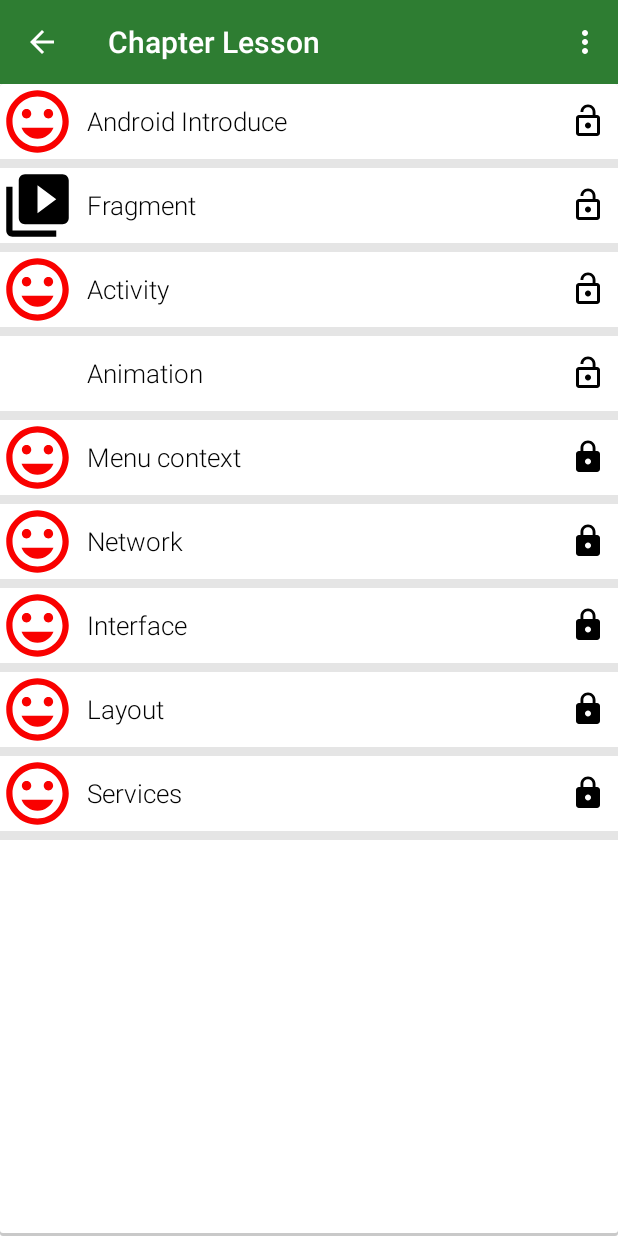
After one commit to Shokichi1997/its, an Android app: the fragment ChapterLessonFragment placed in its activity, on a phone screen of 412 x 824 dp. The commit adds this screen. Run offline under Robolectric (Android 15) with nearby library versions, the phone set to English and light mode, and no system bars.

Commit message:
Add chapter lesson
Fragment and layout, adapter

```diff
--- /dev/null
+++ b/itsapp/app/src/main/java/com/itsdl/androidtutorials/adapters/ChapterLessonAdapter.java
@@ -0,0 +1,66 @@
+package com.itsdl.androidtutorials.adapters;
+
+import android.content.Context;
+import android.graphics.Color;
+import android.support.annotation.NonNull;
+import android.support.annotation.Nullable;
+import android.view.LayoutInflater;
+import android.view.View;
+import android.view.ViewGroup;
+import android.widget.ArrayAdapter;
+import android.widget.ImageView;
+import android.widget.TextView;
+
+import com.itsdl.androidtutorials.R;
+import com.itsdl.androidtutorials.utils.ChapterLesson;
+
+import java.util.List;
+
+public class ChapterLessonAdapter extends ArrayAdapter<ChapterLesson> {
+    public ChapterLessonAdapter(@NonNull Context context, @NonNull List<ChapterLesson> objects) {
+        super(context, 0, objects);
+    }
+
+    @Override
+    public boolean areAllItemsEnabled() {
+        return false;
+    }
+
+    @Override
+    public boolean isEnabled(int position) {
+        return super.isEnabled(position);
+    }
+
+    @NonNull
+    @Override
+    public View getView(int position, @Nullable View convertView, @NonNull ViewGroup parent) {
+        View listItemView = convertView;
+        if(listItemView==null){
+            listItemView = LayoutInflater.from(getContext()).inflate(R.layout.list_chapter_lesson_item,parent,false);
+        }
+
+        ChapterLesson currentChapterLesson = getItem(position);
+
+        ImageView imgChapterIcon = listItemView.findViewById(R.id.imgIconChapter);
+        if(currentChapterLesson.hasImage()){
+            imgChapterIcon.setImageResource(currentChapterLesson.getIconChapter());
+        }
+        else {
+            imgChapterIcon.setVisibility(View.GONE);
+        }
+
+        TextView lblFunctionNameItem = listItemView.findViewById(R.id.lblChapterName);
+        lblFunctionNameItem.setText(currentChapterLesson.getNameChapter());
+
+        boolean isLock = currentChapterLesson.isLock();
+        ImageView imgLockChapter = listItemView.findViewById(R.id.imgLockChapter);
+        if(isLock) {
+            imgLockChapter.setImageResource(R.drawable.ic_lock_black_24dp);
+        }//isLock
+        else{
+            imgLockChapter.setImageResource(R.drawable.ic_lock_open_black_24dp);
+        }
+
+        return listItemView;
+    }
+}
--- /dev/null
+++ b/itsapp/app/src/main/java/com/itsdl/androidtutorials/fragments/ChapterLessonFragment.java
@@ -0,0 +1,66 @@
+package com.itsdl.androidtutorials.fragments;
+
+import android.os.Bundle;
+import android.support.annotation.NonNull;
+import android.support.annotation.Nullable;
+import android.support.v4.app.Fragment;
+import android.support.v7.app.AppCompatActivity;
+import android.view.LayoutInflater;
+import android.view.View;
+import android.view.ViewGroup;
+import android.widget.AdapterView;
+import android.widget.ListView;
+import android.support.v7.widget.Toolbar;
+
+import com.itsdl.androidtutorials.R;
+import com.itsdl.androidtutorials.adapters.ChapterLessonAdapter;
+import com.itsdl.androidtutorials.utils.ChapterLesson;
+
+import java.util.ArrayList;
+
+public class ChapterLessonFragment extends Fragment {
+    private ListView listChapterLesson;
+    private Toolbar toolbar;
+
+    public ChapterLessonFragment() {
+    }
+
+    @Nullable
+    @Override
+    public View onCreateView(@NonNull LayoutInflater inflater, @Nullable ViewGroup container, @Nullable Bundle savedInstanceState) {
+        View root = inflater.inflate(R.layout.fragment_chapter_lesson,container,false);
+
+        toolbar = root.findViewById(R.id.chapter_lesson_toolbar);
+        ((AppCompatActivity )getActivity()).setSupportActionBar(toolbar);
+        ((AppCompatActivity)getActivity()).getSupportActionBar().setTitle("Chapter Lesson");
+        ((AppCompatActivity)getActivity()).getSupportActionBar().setDisplayHomeAsUpEnabled(true);
+
+        listChapterLesson = root.findViewById(R.id.listChapterLesson);
+        ArrayList<ChapterLesson> chapterLessons = new ArrayList<>();
+        chapterLessons.add(new ChapterLesson
+                (R.drawable.ic_mood_black_24dp,"Android Introduce",false,1));
+        chapterLessons.add(new ChapterLesson
+                (R.drawable.ic_menu_slideshow,"Fragment",false,1));
+        chapterLessons.add(new ChapterLesson
+                (R.drawable.ic_mood_black_24dp,"Activity",false,2));
+        chapterLessons.add(new ChapterLesson
+                (R.drawable.ic_menu_24dp,"Animation",false,3));
+        chapterLessons.add(new ChapterLesson
+                (R.drawable.ic_mood_black_24dp,"Menu context",true,4));
+        chapterLessons.add(new ChapterLesson
+                (R.drawable.ic_mood_black_24dp,"Network",true,5));
+        chapterLessons.add(new ChapterLesson
+                (R.drawable.ic_mood_black_24dp,"Interface",true,6));
+        chapterLessons.add(new ChapterLesson
+                (R.drawable.ic_mood_black_24dp,"Layout",true,7));
+        chapterLessons.add(new ChapterLesson
+                (R.drawable.ic_mood_black_24dp,"Services",true,8));
+
+        ChapterLessonAdapter adapter = new ChapterLessonAdapter(root.getContext(),chapterLessons);
+        this.listChapterLesson.setAdapter(adapter);
+
+        adapter.areAllItemsEnabled();
+        adapter.isEnabled(1);
+        return root;
+    }
+}
--- a/itsapp/app/src/main/java/com/itsdl/androidtutorials/fragments/FunctionsFragment.java
+++ b/itsapp/app/src/main/java/com/itsdl/androidtutorials/fragments/FunctionsFragment.java
@@ -77,7 +77,7 @@ public class FunctionsFragment extends Fragment {
         gridFunction.setOnItemClickListener(new AdapterView.OnItemClickListener() {
             @Override
             public void onItemClick(AdapterView<?> parent, View view, int position, long id) {
-                Fragment fragment = new AddLessonFragment();
+                Fragment fragment = new ChapterLessonFragment();
                 FragmentManager manager = getFragmentManager();
                 FragmentTransaction transaction = manager.beginTransaction();
                 transaction.add(R.id.frContainer,fragment,"ADD_LESSON")
--- /dev/null
+++ b/itsapp/app/src/main/java/com/itsdl/androidtutorials/utils/ChapterLesson.java
@@ -0,0 +1,52 @@
+package com.itsdl.androidtutorials.utils;
+
+public class ChapterLesson {
+    private static final int NO_IMAGE_PROViDED = -1;
+    private int iconChapter = NO_IMAGE_PROViDED;
+    private String nameChapter;
+    private boolean isLock;
+    private int idChapter;
+
+    public ChapterLesson(int iconChapter, String nameChapter, boolean isLock, int idChapter) {
+        this.iconChapter = iconChapter;
+        this.nameChapter = nameChapter;
+        this.isLock = isLock;
+        this.idChapter = idChapter;
+    }
+
+    public int getIconChapter() {
+        return iconChapter;
+    }
+
+    public void setIconChapter(int iconChapter) {
+        this.iconChapter = iconChapter;
+    }
+
+    public String getNameChapter() {
+        return nameChapter;
+    }
+
+    public void setNameChapter(String nameChapter) {
+        this.nameChapter = nameChapter;
+    }
+
+    public boolean isLock() {
+        return isLock;
+    }
+
+    public void setLock(boolean lock) {
+        isLock = lock;
+    }
+
+    public int getIdChapter() {
+        return idChapter;
+    }
+
+    public void setIdChapter(int idChapter) {
+        this.idChapter = idChapter;
+    }
+
+    public boolean hasImage(){
+        return iconChapter != NO_IMAGE_PROViDED;
+    }
+}
--- /dev/null
+++ b/itsapp/app/src/main/res/drawable/background_card.xml
@@ -0,0 +1,20 @@
+<?xml version="1.0" encoding="utf-8"?>
+<layer-list xmlns:android="http://schemas.android.com/apk/res/android">
+    <item>
+        <shape android:shape="rectangle">
+            <solid android:color="#CABBBBBB" />
+            <corners android:radius="2dp" />
+        </shape>
+    </item>
+
+    <item
+        android:bottom="2dp"
+        android:left="0dp"
+        android:right="0dp"
+        android:top="0dp">
+        <shape android:shape="rectangle">
+            <solid android:color="@android:color/white" />
+            <corners android:radius="2dp" />
+        </shape>
+    </item>
+</layer-list>
--- /dev/null
+++ b/itsapp/app/src/main/res/drawable/ic_lock_black_24dp.xml
@@ -0,0 +1,9 @@
+<vector xmlns:android="http://schemas.android.com/apk/res/android"
+        android:width="24dp"
+        android:height="24dp"
+        android:viewportWidth="24.0"
+        android:viewportHeight="24.0">
+    <path
+        android:fillColor="#FF000000"
+        android:pathData="M18,8h-1L17,6c0,-2.76 -2.24,-5 -5,-5S7,3.24 7,6v2L6,8c-1.1,0 -2,0.9 -2,2v10c0,1.1 0.9,2 2,2h12c1.1,0 2,-0.9 2,-2L20,10c0,-1.1 -0.9,-2 -2,-2zM12,17c-1.1,0 -2,-0.9 -2,-2s0.9,-2 2,-2 2,0.9 2,2 -0.9,2 -2,2zM15.1,8L8.9,8L8.9,6c0,-1.71 1.39,-3.1 3.1,-3.1 1.71,0 3.1,1.39 3.1,3.1v2z"/>
+</vector>
--- /dev/null
+++ b/itsapp/app/src/main/res/drawable/ic_lock_open_black_24dp.xml
@@ -0,0 +1,9 @@
+<vector xmlns:android="http://schemas.android.com/apk/res/android"
+        android:width="24dp"
+        android:height="24dp"
+        android:viewportWidth="24.0"
+        android:viewportHeight="24.0">
+    <path
+        android:fillColor="#FF000000"
+        android:pathData="M12,17c1.1,0 2,-0.9 2,-2s-0.9,-2 -2,-2 -2,0.9 -2,2 0.9,2 2,2zM18,8h-1L17,6c0,-2.76 -2.24,-5 -5,-5S7,3.24 7,6h1.9c0,-1.71 1.39,-3.1 3.1,-3.1 1.71,0 3.1,1.39 3.1,3.1v2L6,8c-1.1,0 -2,0.9 -2,2v10c0,1.1 0.9,2 2,2h12c1.1,0 2,-0.9 2,-2L20,10c0,-1.1 -0.9,-2 -2,-2zM18,20L6,20L6,10h12v10z"/>
+</vector>
--- /dev/null
+++ b/itsapp/app/src/main/res/drawable/ic_mood_black_24dp.xml
@@ -0,0 +1,5 @@
+<vector android:height="24dp" android:tint="#F90100"
+    android:viewportHeight="24.0" android:viewportWidth="24.0"
+    android:width="24dp" xmlns:android="http://schemas.android.com/apk/res/android">
+    <path android:fillColor="#FF000000" android:pathData="M11.99,2C6.47,2 2,6.48 2,12s4.47,10 9.99,10C17.52,22 22,17.52 22,12S17.52,2 11.99,2zM12,20c-4.42,0 -8,-3.58 -8,-8s3.58,-8 8,-8 8,3.58 8,8 -3.58,8 -8,8zM15.5,11c0.83,0 1.5,-0.67 1.5,-1.5S16.33,8 15.5,8 14,8.67 14,9.5s0.67,1.5 1.5,1.5zM8.5,11c0.83,0 1.5,-0.67 1.5,-1.5S9.33,8 8.5,8 7,8.67 7,9.5 7.67,11 8.5,11zM12,17.5c2.33,0 4.31,-1.46 5.11,-3.5L6.89,14c0.8,2.04 2.78,3.5 5.11,3.5z"/>
+</vector>
--- a/itsapp/app/src/main/res/layout/app_bar.xml
+++ b/itsapp/app/src/main/res/layout/app_bar.xml
@@ -7,7 +7,6 @@
     android:layout_height="wrap_content"
     android:background="@color/green"
     app:titleTextColor="#ffffff"
-
     >
 
 </android.support.v7.widget.Toolbar>
--- a/itsapp/app/src/main/res/layout/app_bar_main.xml
+++ b/itsapp/app/src/main/res/layout/app_bar_main.xml
@@ -1,5 +1,6 @@
 <?xml version="1.0" encoding="utf-8"?>
-<android.support.design.widget.CoordinatorLayout xmlns:android="http://schemas.android.com/apk/res/android"
+<android.support.design.widget.CoordinatorLayout
+    xmlns:android="http://schemas.android.com/apk/res/android"
     xmlns:app="http://schemas.android.com/apk/res-auto"
     xmlns:tools="http://schemas.android.com/tools"
     android:layout_width="match_parent"
--- a/itsapp/app/src/main/res/layout/fragment_add_lesson.xml
+++ b/itsapp/app/src/main/res/layout/fragment_add_lesson.xml
@@ -1,5 +1,6 @@
 <?xml version="1.0" encoding="utf-8"?>
-<RelativeLayout xmlns:android="http://schemas.android.com/apk/res/android"
+<RelativeLayout
+    xmlns:android="http://schemas.android.com/apk/res/android"
     xmlns:tools="http://schemas.android.com/tools"
     android:layout_width="match_parent"
     android:layout_height="match_parent"
@@ -10,7 +11,7 @@
         android:layout_height="match_parent"
         android:background="#FFF"
         android:clickable="false"
-        android:layout_margin="@dimen/margin_fragment"/>
+        />
 
 
     <include layout="@layout/app_bar"
--- /dev/null
+++ b/itsapp/app/src/main/res/layout/fragment_chapter_lesson.xml
@@ -0,0 +1,26 @@
+<?xml version="1.0" encoding="utf-8"?>
+<RelativeLayout xmlns:android="http://schemas.android.com/apk/res/android"
+    android:orientation="vertical"
+    android:layout_width="match_parent"
+    android:layout_height="match_parent">
+
+    <View
+        android:layout_width="match_parent"
+        android:layout_height="match_parent"
+        android:clickable="false"
+        android:background="#FFF"/>
+
+    <include layout="@layout/app_bar"
+        android:id="@+id/chapter_lesson_toolbar" />
+
+    <ListView
+        android:id="@+id/listChapterLesson"
+        android:layout_width="match_parent"
+        android:layout_height="match_parent"
+        android:layout_below="@+id/chapter_lesson_toolbar"
+        android:divider="#e5e5e5"
+        android:dividerHeight="6dp"
+        android:background="@drawable/background_card">
+
+    </ListView>
+</RelativeLayout>
--- /dev/null
+++ b/itsapp/app/src/main/res/layout/list_chapter_lesson_item.xml
@@ -0,0 +1,37 @@
+<?xml version="1.0" encoding="utf-8"?>
+<RelativeLayout
+    xmlns:android="http://schemas.android.com/apk/res/android"
+    android:layout_width="match_parent"
+    android:layout_height="wrap_content"
+    android:layout_margin="@dimen/margin_fragment">
+
+
+    <ImageView
+        android:layout_width="50dp"
+        android:layout_height="50dp"
+        android:src="@mipmap/ic_launcher"
+        android:id="@+id/imgIconChapter"
+        android:layout_alignParentStart="true"/>
+
+    <TextView
+        android:id="@+id/lblChapterName"
+        android:layout_width="wrap_content"
+        android:layout_height="wrap_content"
+        android:layout_toEndOf="@+id/imgIconChapter"
+        android:layout_toStartOf="@+id/imgLockChapter"
+        android:layout_centerVertical="true"
+        android:paddingLeft="8dp"
+        android:paddingRight="8dp"
+        android:text="Chuong 1"
+        style="@style/ChapterTitle"/>
+
+    <ImageView
+        android:id="@+id/imgLockChapter"
+        android:layout_width="wrap_content"
+        android:layout_height="wrap_content"
+        android:src="@drawable/ic_lock_black_24dp"
+        android:layout_alignParentEnd="true"
+        android:layout_centerVertical="true"
+        android:layout_marginEnd="8dp"/>
+
+</RelativeLayout>
--- a/itsapp/app/src/main/res/values/styles.xml
+++ b/itsapp/app/src/main/res/values/styles.xml
@@ -29,5 +29,9 @@
         <item name="android:textColor">@android:color/white</item>
     </style>
 
-
+    <style name="ChapterTitle">
+        <item name="android:textColor">@android:color/black</item>
+        <item name="android:textSize">17sp</item>
+        <item name="android:fontFamily">sans-serif-light</item>
+    </style>
 </resources>
```
